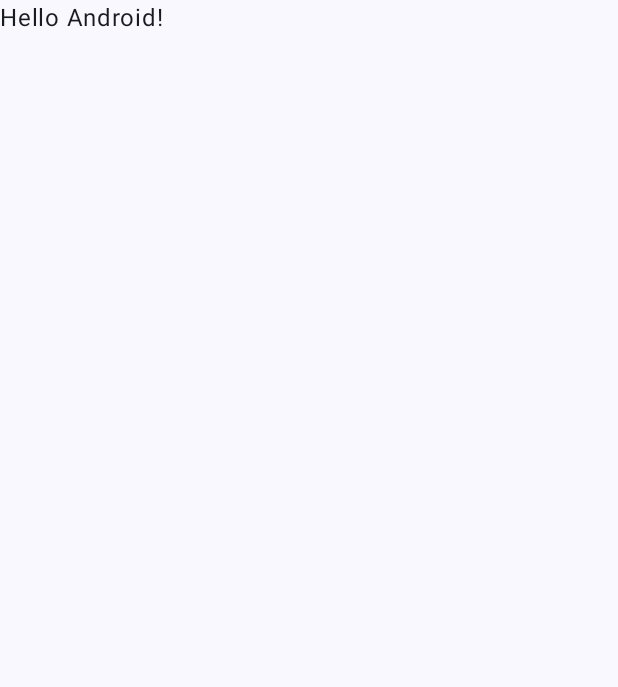
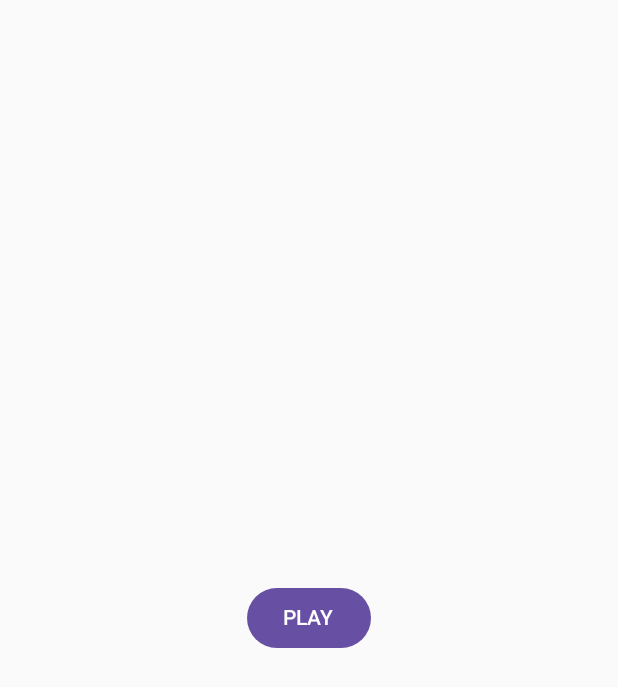
Before and after one commit to spartak0/WhacAMole, an Android app built with Jetpack Compose: the screen it shows after launch (MainActivity), on a phone screen of 412 x 824 dp. Before the commit the part shown is almost empty. Shown: the top 687 px of the screen. Run offline under Robolectric (Android 15) with nearby library versions, the phone set to English and light mode, and no system bars.

Commit message:
[feature] add navigation

```diff
--- a/app/build.gradle
+++ b/app/build.gradle
@@ -60,4 +60,8 @@ dependencies {
     androidTestImplementation "androidx.compose.ui:ui-test-junit4:$compose_version"
     debugImplementation "androidx.compose.ui:ui-tooling:$compose_version"
     debugImplementation "androidx.compose.ui:ui-test-manifest:$compose_version"
+
+    //navigation
+    def nav_version = "2.5.3"
+    implementation "androidx.navigation:navigation-compose:$nav_version"
 }
--- a/app/src/main/java/com/example/whacamole/MainActivity.kt
+++ b/app/src/main/java/com/example/whacamole/MainActivity.kt
@@ -10,31 +10,14 @@ import androidx.compose.material3.Text
 import androidx.compose.runtime.Composable
 import androidx.compose.ui.Modifier
 import androidx.compose.ui.tooling.preview.Preview
+import com.example.whacamole.ui.navigation.MyNavHost
 import com.example.whacamole.ui.theme.WhacAMoleTheme
 
 class MainActivity : ComponentActivity() {
     override fun onCreate(savedInstanceState: Bundle?) {
         super.onCreate(savedInstanceState)
         setContent {
-            WhacAMoleTheme {
-                // A surface container using the 'background' color from the theme
-                Surface(modifier = Modifier.fillMaxSize(), color = MaterialTheme.colorScheme.background) {
-                    Greeting("Android")
-                }
-            }
+           MyNavHost()
         }
     }
 }
-
-@Composable
-fun Greeting(name: String) {
-    Text(text = "Hello $name!")
-}
-
-@Preview(showBackground = true)
-@Composable
-fun DefaultPreview() {
-    WhacAMoleTheme {
-        Greeting("Android")
-    }
-}
--- /dev/null
+++ b/app/src/main/java/com/example/whacamole/ui/navigation/MyNavHost.kt
@@ -0,0 +1,35 @@
+package com.example.whacamole.ui.navigation
+
+import androidx.compose.runtime.Composable
+import androidx.compose.ui.Modifier
+import androidx.navigation.NavHostController
+import androidx.navigation.compose.NavHost
+import androidx.navigation.compose.composable
+import androidx.navigation.compose.rememberNavController
+import com.example.whacamole.ui.game_screen.GameScreen
+import com.example.whacamole.ui.start_screen.StartScreen
+import com.example.whacamole.utils.Constants
+
+@Composable
+fun MyNavHost(
+    modifier: Modifier = Modifier,
+    navController: NavHostController = rememberNavController(),
+    startDestination: String = Screen.StartScreen.route
+) {
+    NavHost(
+        modifier = modifier,
+        navController = navController,
+        startDestination = startDestination
+    ) {
+        composable(Screen.StartScreen.route) {
+            StartScreen(navigateToGame = {
+                navController.navigate(Screen.GameScreen.route)
+            })
+        }
+        composable(
+            Screen.GameScreen.route
+        ) {
+            GameScreen()
+        }
+    }
+}
--- /dev/null
+++ b/app/src/main/java/com/example/whacamole/ui/navigation/Screen.kt
@@ -0,0 +1,7 @@
+package com.example.whacamole.ui.navigation
+
+sealed class Screen(val route: String) {
+    object StartScreen : Screen("start_screen")
+    object GameScreen : Screen("game_screen")
+    object ScoreScreen : Screen("score_screen")
+}
--- /dev/null
+++ b/app/src/main/java/com/example/whacamole/ui/start_screen/StartScreen.kt
@@ -0,0 +1,19 @@
+package com.example.whacamole.ui.start_screen
+
+import androidx.compose.foundation.layout.Box
+import androidx.compose.foundation.layout.fillMaxSize
+import androidx.compose.material3.Button
+import androidx.compose.material3.Text
+import androidx.compose.runtime.Composable
+import androidx.compose.ui.Alignment
+import androidx.compose.ui.Modifier
+
+
+@Composable
+fun StartScreen(navigateToGame:()->Unit) {
+    Box(modifier = Modifier.fillMaxSize(), contentAlignment = Alignment.Center) {
+        Button(onClick = { navigateToGame()}) {
+            Text(text = "PLAY")
+        }
+    }
+}
--- /dev/null
+++ b/app/src/main/java/com/example/whacamole/utils/Constants.kt
@@ -0,0 +1,5 @@
+package com.example.whacamole.utils
+
+object Constants {
+    const val name ="name"
+}
```
Also changed, not shown: app/src/main/java/com/example/whacamole/ui/game_screen/GameScreen.kt (added, +13 -0 lines), app/src/main/java/com/example/whacamole/ui/score_screen/ScoreScreen.kt (added, +7 -0 lines).
